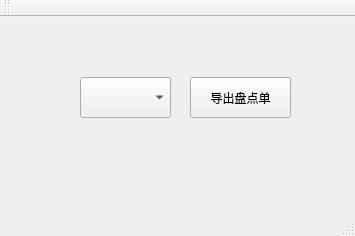
Before: the Qt Designer form 0.QtSql/ExportReport/mainwindow.ui in Aug-G/StudyCpp, drawn with Qt 5.
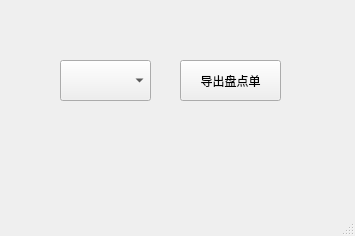
After: the same form once the commit is applied.

The edit to the form file:
```diff
--- a/0.QtSql/ExportReport/mainwindow.ui
+++ b/0.QtSql/ExportReport/mainwindow.ui
@@ -17,7 +17,7 @@
    <widget class="QComboBox" name="cbWareH">
     <property name="geometry">
      <rect>
-      <x>80</x>
+      <x>60</x>
       <y>60</y>
       <width>91</width>
       <height>41</height>
@@ -27,7 +27,7 @@
    <widget class="QPushButton" name="btnExport">
     <property name="geometry">
      <rect>
-      <x>190</x>
+      <x>180</x>
       <y>60</y>
       <width>101</width>
       <height>41</height>
@@ -38,24 +38,6 @@
     </property>
    </widget>
   </widget>
-  <widget class="QMenuBar" name="menuBar">
-   <property name="geometry">
-    <rect>
-     <x>0</x>
-     <y>0</y>
-     <width>355</width>
-     <height>23</height>
-    </rect>
-   </property>
-  </widget>
-  <widget class="QToolBar" name="mainToolBar">
-   <attribute name="toolBarArea">
-    <enum>TopToolBarArea</enum>
-   </attribute>
-   <attribute name="toolBarBreak">
-    <bool>false</bool>
-   </attribute>
-  </widget>
   <widget class="QStatusBar" name="statusBar"/>
  </widget>
  <layoutdefault spacing="6" margin="11"/>
```
